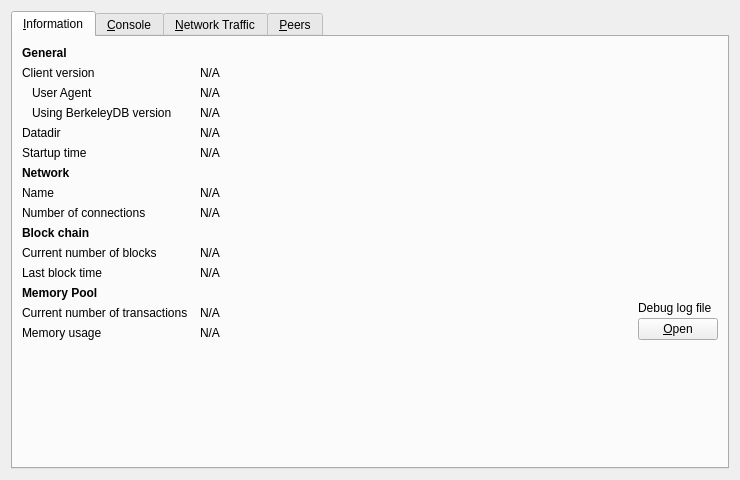
Qt form src/qt/forms/debugwindow.ui (X9Developers/XSN) before a commit.
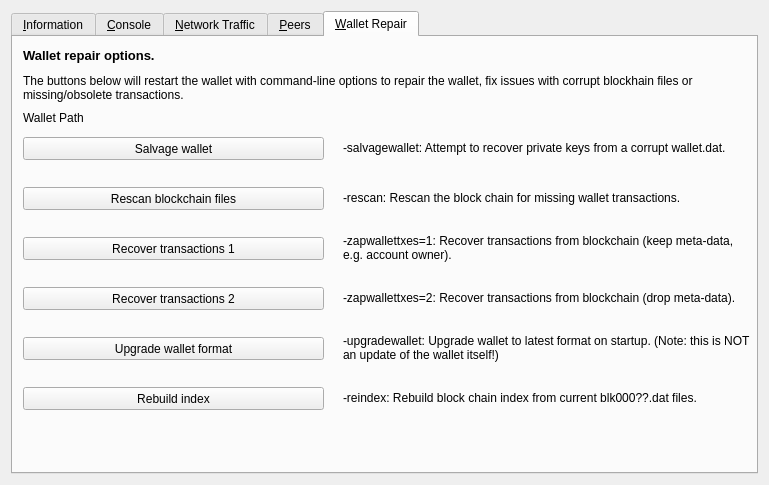
The same form after that commit. The open tabs and pages were chosen to show the change. Icons and pictures are not drawn. Custom widgets are drawn as their Qt base class.

```diff
--- a/src/qt/forms/debugwindow.ui
+++ b/src/qt/forms/debugwindow.ui
@@ -6,8 +6,8 @@
    <rect>
     <x>0</x>
     <y>0</y>
-    <width>740</width>
-    <height>430</height>
+    <width>769</width>
+    <height>485</height>
    </rect>
   </property>
   <property name="windowTitle">
@@ -41,13 +41,36 @@
         </widget>
        </item>
        <item row="1" column="0">
+        <widget class="QLabel" name="label_5">
+         <property name="text">
+          <string>Client name</string>
+         </property>
+        </widget>
+       </item>
+       <item row="1" column="1" colspan="2">
+        <widget class="QLabel" name="clientName">
+         <property name="cursor">
+          <cursorShape>IBeamCursor</cursorShape>
+         </property>
+         <property name="text">
+          <string>N/A</string>
+         </property>
+         <property name="textFormat">
+          <enum>Qt::PlainText</enum>
+         </property>
+         <property name="textInteractionFlags">
+          <set>Qt::LinksAccessibleByMouse|Qt::TextSelectableByKeyboard|Qt::TextSelectableByMouse</set>
+         </property>
+        </widget>
+       </item>
+       <item row="2" column="0">
         <widget class="QLabel" name="label_6">
          <property name="text">
           <string>Client version</string>
          </property>
         </widget>
        </item>
-       <item row="1" column="1" colspan="2">
+       <item row="2" column="1" colspan="2">
         <widget class="QLabel" name="clientVersion">
          <property name="cursor">
           <cursorShape>IBeamCursor</cursorShape>
@@ -63,7 +86,7 @@
          </property>
         </widget>
        </item>
-       <item row="2" column="0">
+       <item row="3" column="0">
         <widget class="QLabel" name="labelClientUserAgent">
          <property name="text">
           <string>User Agent</string>
@@ -73,7 +96,7 @@
          </property>
         </widget>
        </item>
-       <item row="2" column="1" colspan="2">
+       <item row="3" column="1" colspan="2">
         <widget class="QLabel" name="clientUserAgent">
          <property name="cursor">
           <cursorShape>IBeamCursor</cursorShape>
@@ -89,7 +112,7 @@
          </property>
         </widget>
        </item>
-       <item row="3" column="0">
+       <item row="4" column="0">
         <widget class="QLabel" name="label_berkeleyDBVersion">
          <property name="text">
           <string>Using BerkeleyDB version</string>
@@ -99,7 +122,7 @@
          </property>
         </widget>
        </item>
-       <item row="3" column="1" colspan="2">
+       <item row="4" column="1" colspan="2">
         <widget class="QLabel" name="berkeleyDBVersion">
          <property name="cursor">
           <cursorShape>IBeamCursor</cursorShape>
@@ -115,14 +138,14 @@
          </property>
         </widget>
        </item>
-       <item row="4" column="0">
+       <item row="5" column="0">
         <widget class="QLabel" name="label_12">
          <property name="text">
           <string>Datadir</string>
          </property>
         </widget>
        </item>
-       <item row="4" column="1" colspan="2">
+       <item row="5" column="1" colspan="2">
         <widget class="QLabel" name="dataDir">
          <property name="cursor">
           <cursorShape>IBeamCursor</cursorShape>
@@ -141,14 +164,14 @@
          </property>
         </widget>
        </item>
-       <item row="5" column="0">
+       <item row="6" column="0">
         <widget class="QLabel" name="label_13">
          <property name="text">
           <string>Startup time</string>
          </property>
         </widget>
        </item>
-       <item row="5" column="1" colspan="2">
+       <item row="6" column="1" colspan="2">
         <widget class="QLabel" name="startupTime">
          <property name="cursor">
           <cursorShape>IBeamCursor</cursorShape>
@@ -164,7 +187,7 @@
          </property>
         </widget>
        </item>
-       <item row="6" column="0">
+       <item row="7" column="0">
            <widget class="QLabel" name="labelNetwork">
                <property name="font">
                    <font>
@@ -177,14 +200,14 @@
                </property>
            </widget>
        </item>
-       <item row="7" column="0">
+       <item row="8" column="0">
         <widget class="QLabel" name="label_8">
          <property name="text">
           <string>Name</string>
          </property>
         </widget>
        </item>
-       <item row="7" column="1" colspan="2">
+       <item row="8" column="1" colspan="2">
         <widget class="QLabel" name="networkName">
          <property name="cursor">
           <cursorShape>IBeamCursor</cursorShape>
@@ -200,14 +223,14 @@
          </property>
         </widget>
        </item>
-       <item row="8" column="0">
+       <item row="9" column="0">
         <widget class="QLabel" name="label_7">
          <property name="text">
           <string>Number of connections</string>
          </property>
         </widget>
        </item>
-       <item row="8" column="1" colspan="2">
+       <item row="9" column="1" colspan="2">
         <widget class="QLabel" name="numberOfConnections">
          <property name="cursor">
           <cursorShape>IBeamCursor</cursorShape>
@@ -223,7 +246,21 @@
          </property>
         </widget>
        </item>
-       <item row="9" column="0">
+       <item row="10" column="0">
+        <widget class="QLabel" name="masternodeCountLabel">
+         <property name="text">
+          <string>Number of Masternodes</string>
+         </property>
+        </widget>
+       </item>
+       <item row="10" column="1">
+        <widget class="QLabel" name="masternodeCount">
+         <property name="text">
+          <string>N/A</string>
+         </property>
+        </widget>
+       </item>
+       <item row="11" column="0">
         <widget class="QLabel" name="label_10">
          <property name="font">
           <font>
@@ -236,14 +273,14 @@
          </property>
         </widget>
        </item>
-       <item row="10" column="0">
+       <item row="12" column="0">
         <widget class="QLabel" name="label_3">
          <property name="text">
           <string>Current number of blocks</string>
          </property>
         </widget>
        </item>
-       <item row="10" column="1" colspan="2">
+       <item row="12" column="1" colspan="2">
         <widget class="QLabel" name="numberOfBlocks">
          <property name="cursor">
           <cursorShape>IBeamCursor</cursorShape>
@@ -259,14 +296,14 @@
          </property>
         </widget>
        </item>
-       <item row="11" column="0">
+       <item row="13" column="0">
         <widget class="QLabel" name="labelLastBlockTime">
          <property name="text">
           <string>Last block time</string>
          </property>
         </widget>
        </item>
-       <item row="11" column="1" colspan="2">
+       <item row="13" column="1" colspan="2">
         <widget class="QLabel" name="lastBlockTime">
          <property name="cursor">
           <cursorShape>IBeamCursor</cursorShape>
@@ -282,7 +319,7 @@
          </property>
         </widget>
        </item>
-       <item row="12" column="0">
+       <item row="14" column="0">
         <widget class="QLabel" name="labelMempoolTitle">
          <property name="font">
           <font>
@@ -295,14 +332,14 @@
          </property>
         </widget>
        </item>
-       <item row="13" column="0">
+       <item row="15" column="0">
         <widget class="QLabel" name="labelNumberOfTransactions">
          <property name="text">
           <string>Current number of transactions</string>
          </property>
         </widget>
        </item>
-       <item row="13" column="1">
+       <item row="15" column="1">
         <widget class="QLabel" name="mempoolNumberTxs">
          <property name="cursor">
           <cursorShape>IBeamCursor</cursorShape>
@@ -318,14 +355,14 @@
          </property>
         </widget>
        </item>
-       <item row="14" column="0">
+       <item row="16" column="0">
         <widget class="QLabel" name="labelMemoryUsage">
          <property name="text">
           <string>Memory usage</string>
          </property>
         </widget>
        </item>
-       <item row="14" column="1">
+       <item row="16" column="1">
         <widget class="QLabel" name="mempoolSize">
          <property name="cursor">
           <cursorShape>IBeamCursor</cursorShape>
@@ -341,7 +378,7 @@
          </property>
         </widget>
        </item>
-       <item row="12" column="2" rowspan="3">
+       <item row="14" column="2" rowspan="3">
         <layout class="QVBoxLayout" name="verticalLayoutDebugButton">
          <property name="spacing">
           <number>3</number>
@@ -381,7 +418,7 @@
          </item>
         </layout>
        </item>
-       <item row="15" column="0">
+       <item row="18" column="0">
         <spacer name="verticalSpacer">
          <property name="orientation">
           <enum>Qt::Vertical</enum>
@@ -1432,6 +1469,273 @@
        </item>
       </layout>
      </widget>
+     <widget class="QWidget" name="tab_repair">
+      <attribute name="title">
+       <string>&amp;Wallet Repair</string>
+      </attribute>
+      <widget class="QPushButton" name="btn_salvagewallet">
+       <property name="geometry">
+        <rect>
+         <x>10</x>
+         <y>100</y>
+         <width>301</width>
+         <height>23</height>
+        </rect>
+       </property>
+       <property name="minimumSize">
+        <size>
+         <width>180</width>
+         <height>23</height>
+        </size>
+       </property>
+       <property name="text">
+        <string>Salvage wallet</string>
+       </property>
+      </widget>
+      <widget class="QPushButton" name="btn_rescan">
+       <property name="geometry">
+        <rect>
+         <x>10</x>
+         <y>150</y>
+         <width>301</width>
+         <height>23</height>
+        </rect>
+       </property>
+       <property name="minimumSize">
+        <size>
+         <width>180</width>
+         <height>23</height>
+        </size>
+       </property>
+       <property name="text">
+        <string>Rescan blockchain files</string>
+       </property>
+      </widget>
+      <widget class="QPushButton" name="btn_zapwallettxes1">
+       <property name="geometry">
+        <rect>
+         <x>10</x>
+         <y>200</y>
+         <width>301</width>
+         <height>23</height>
+        </rect>
+       </property>
+       <property name="minimumSize">
+        <size>
+         <width>180</width>
+         <height>23</height>
+        </size>
+       </property>
+       <property name="text">
+        <string>Recover transactions 1</string>
+       </property>
+      </widget>
+      <widget class="QPushButton" name="btn_zapwallettxes2">
+       <property name="geometry">
+        <rect>
+         <x>10</x>
+         <y>250</y>
+         <width>301</width>
+         <height>23</height>
+        </rect>
+       </property>
+       <property name="minimumSize">
+        <size>
+         <width>180</width>
+         <height>23</height>
+        </size>
+       </property>
+       <property name="text">
+        <string>Recover transactions 2</string>
+       </property>
+      </widget>
+      <widget class="QPushButton" name="btn_upgradewallet">
+       <property name="geometry">
+        <rect>
+         <x>10</x>
+         <y>300</y>
+         <width>301</width>
+         <height>23</height>
+        </rect>
+       </property>
+       <property name="minimumSize">
+        <size>
+         <width>180</width>
+         <height>23</height>
+        </size>
+       </property>
+       <property name="text">
+        <string>Upgrade wallet format</string>
+       </property>
+      </widget>
+      <widget class="QLabel" name="label_repair_helptext">
+       <property name="geometry">
+        <rect>
+         <x>10</x>
+         <y>30</y>
+         <width>711</width>
+         <height>41</height>
+        </rect>
+       </property>
+       <property name="font">
+        <font>
+         <weight>50</weight>
+         <bold>false</bold>
+        </font>
+       </property>
+       <property name="text">
+        <string>The buttons below will restart the wallet with command-line options to repair the wallet, fix issues with corrupt blockhain files or missing/obsolete transactions.</string>
+       </property>
+       <property name="wordWrap">
+        <bool>true</bool>
+       </property>
+      </widget>
+      <widget class="QLabel" name="label_repair_salvage">
+       <property name="geometry">
+        <rect>
+         <x>330</x>
+         <y>90</y>
+         <width>411</width>
+         <height>41</height>
+        </rect>
+       </property>
+       <property name="text">
+        <string>-salvagewallet: Attempt to recover private keys from a corrupt wallet.dat.</string>
+       </property>
+       <property name="wordWrap">
+        <bool>true</bool>
+       </property>
+      </widget>
+      <widget class="QLabel" name="label_repair_rescan">
+       <property name="geometry">
+        <rect>
+         <x>330</x>
+         <y>140</y>
+         <width>411</width>
+         <height>41</height>
+        </rect>
+       </property>
+       <property name="text">
+        <string>-rescan: Rescan the block chain for missing wallet transactions.</string>
+       </property>
+       <property name="wordWrap">
+        <bool>true</bool>
+       </property>
+      </widget>
+      <widget class="QLabel" name="label_repair_zap1">
+       <property name="geometry">
+        <rect>
+         <x>330</x>
+         <y>190</y>
+         <width>411</width>
+         <height>41</height>
+        </rect>
+       </property>
+       <property name="text">
+        <string>-zapwallettxes=1: Recover transactions from blockchain (keep meta-data, e.g. account owner).</string>
+       </property>
+       <property name="wordWrap">
+        <bool>true</bool>
+       </property>
+      </widget>
+      <widget class="QLabel" name="label_repair_zap2">
+       <property name="geometry">
+        <rect>
+         <x>330</x>
+         <y>240</y>
+         <width>411</width>
+         <height>41</height>
+        </rect>
+       </property>
+       <property name="text">
+        <string>-zapwallettxes=2: Recover transactions from blockchain (drop meta-data).</string>
+       </property>
+       <property name="wordWrap">
+        <bool>true</bool>
+       </property>
+      </widget>
+      <widget class="QLabel" name="label_repair_upgrade">
+       <property name="geometry">
+        <rect>
+         <x>330</x>
+         <y>290</y>
+         <width>411</width>
+         <height>41</height>
+        </rect>
+       </property>
+       <property name="text">
+        <string>-upgradewallet: Upgrade wallet to latest format on startup. (Note: this is NOT an update of the wallet itself!)</string>
+       </property>
+       <property name="wordWrap">
+        <bool>true</bool>
+       </property>
+      </widget>
+      <widget class="QLabel" name="label_repair_header">
+       <property name="geometry">
+        <rect>
+         <x>10</x>
+         <y>10</y>
+         <width>711</width>
+         <height>16</height>
+        </rect>
+       </property>
+       <property name="font">
+        <font>
+         <pointsize>10</pointsize>
+         <weight>75</weight>
+         <bold>true</bold>
+        </font>
+       </property>
+       <property name="text">
+        <string>Wallet repair options.</string>
+       </property>
+       <property name="wordWrap">
+        <bool>true</bool>
+       </property>
+      </widget>
+      <widget class="QPushButton" name="btn_reindex">
+       <property name="geometry">
+        <rect>
+         <x>10</x>
+         <y>350</y>
+         <width>301</width>
+         <height>23</height>
+        </rect>
+       </property>
+       <property name="text">
+        <string>Rebuild index</string>
+       </property>
+      </widget>
+      <widget class="QLabel" name="label_repair_reindex">
+       <property name="geometry">
+        <rect>
+         <x>330</x>
+         <y>340</y>
+         <width>411</width>
+         <height>41</height>
+        </rect>
+       </property>
+       <property name="text">
+        <string>-reindex: Rebuild block chain index from current blk000??.dat files.</string>
+       </property>
+       <property name="wordWrap">
+        <bool>true</bool>
+       </property>
+      </widget>
+      <widget class="QLabel" name="wallet_path">
+       <property name="geometry">
+        <rect>
+         <x>10</x>
+         <y>70</y>
+         <width>731</width>
+         <height>21</height>
+        </rect>
+       </property>
+       <property name="text">
+        <string>Wallet Path</string>
+       </property>
+      </widget>
+     </widget>
     </widget>
    </item>
   </layout>
```
Left out of the diff: 48 changed lines with no effect on the pictures.
